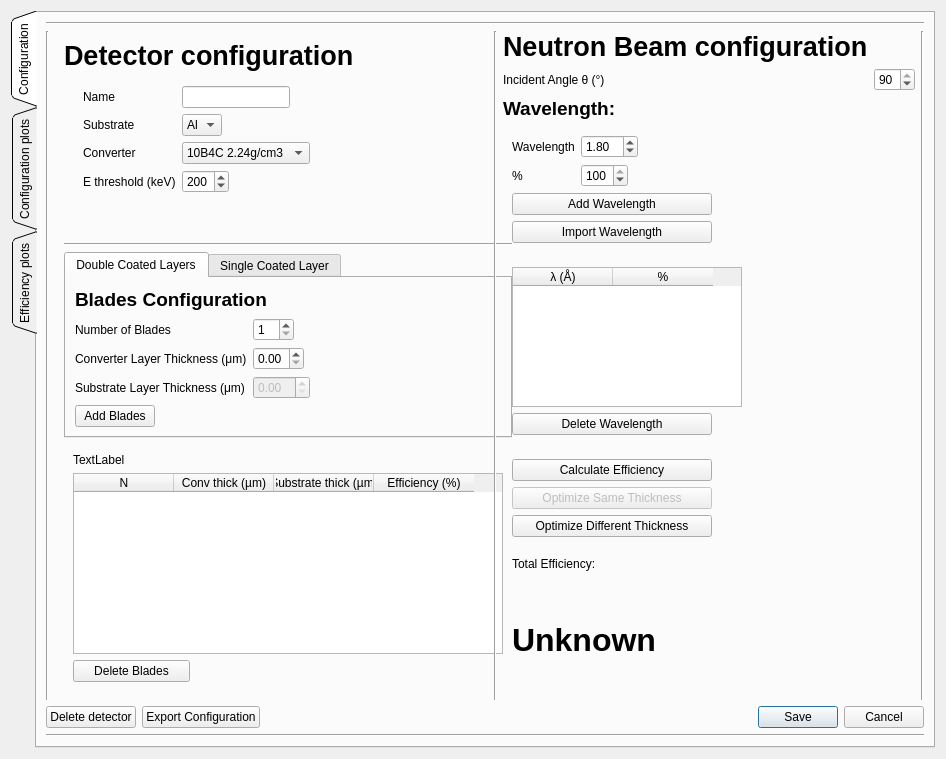
The window that efficiencyCalculator/detectorDialogTab.ui (ess-dg/dg_efficiencyCalculator) describes before a commit, drawn with Qt 5.
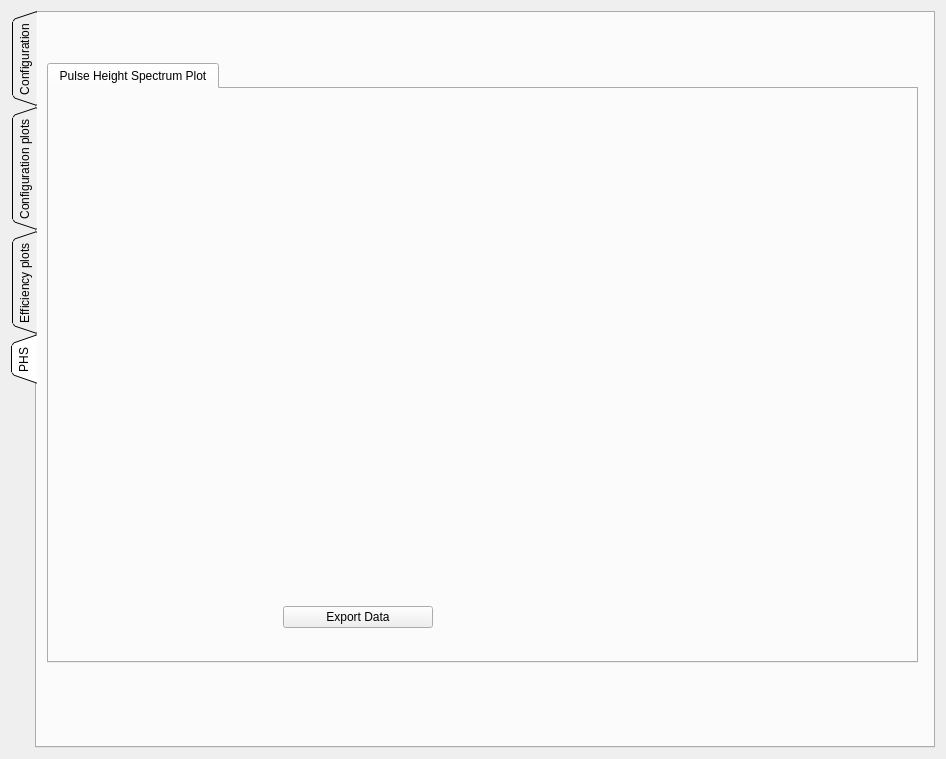
The same window after the commit. The open tabs and pages were chosen to show the change.

Commit message: added aluminum consideration

```diff
--- a/efficiencyCalculator/detectorDialogTab.ui
+++ b/efficiencyCalculator/detectorDialogTab.ui
@@ -283,7 +283,10 @@
                         <item row="2" column="1">
                          <widget class="QDoubleSpinBox" name="subSpinBox">
                           <property name="enabled">
-                           <bool>false</bool>
+                           <bool>true</bool>
+                          </property>
+                          <property name="maximum">
+                           <double>5000.000000000000000</double>
                           </property>
                          </widget>
                         </item>
@@ -1103,6 +1106,90 @@
        </item>
       </layout>
      </widget>
+     <widget class="QWidget" name="widget">
+      <attribute name="title">
+       <string>PHS</string>
+      </attribute>
+      <widget class="QTabWidget" name="tabWidget_4">
+       <property name="geometry">
+        <rect>
+         <x>10</x>
+         <y>50</y>
+         <width>871</width>
+         <height>600</height>
+        </rect>
+       </property>
+       <property name="minimumSize">
+        <size>
+         <width>450</width>
+         <height>500</height>
+        </size>
+       </property>
+       <property name="maximumSize">
+        <size>
+         <width>16777215</width>
+         <height>600</height>
+        </size>
+       </property>
+       <property name="toolTip">
+        <string>Generate a 2 column file with the data from the plot</string>
+       </property>
+       <property name="currentIndex">
+        <number>0</number>
+       </property>
+       <widget class="QWidget" name="tab_8">
+        <attribute name="title">
+         <string>Pulse Height Spectrum Plot</string>
+        </attribute>
+        <layout class="QVBoxLayout" name="verticalLayout_19">
+         <item>
+          <widget class="QWidget" name="widget_12" native="true">
+           <layout class="QVBoxLayout" name="verticalLayout_27">
+            <item>
+             <layout class="QVBoxLayout" name="phsPlotLayout"/>
+            </item>
+           </layout>
+          </widget>
+         </item>
+         <item>
+          <widget class="QWidget" name="widget_13" native="true">
+           <property name="minimumSize">
+            <size>
+             <width>150</width>
+             <height>0</height>
+            </size>
+           </property>
+           <property name="maximumSize">
+            <size>
+             <width>600</width>
+             <height>70</height>
+            </size>
+           </property>
+           <layout class="QHBoxLayout" name="horizontalLayout_9">
+            <item>
+             <layout class="QHBoxLayout" name="effPlotHorizontalLayout_2">
+              <item>
+               <widget class="QPushButton" name="exportEffVsDepthButton_2">
+                <property name="maximumSize">
+                 <size>
+                  <width>150</width>
+                  <height>16777215</height>
+                 </size>
+                </property>
+                <property name="text">
+                 <string>Export Data</string>
+                </property>
+               </widget>
+              </item>
+             </layout>
+            </item>
+           </layout>
+          </widget>
+         </item>
+        </layout>
+       </widget>
+      </widget>
+     </widget>
     </widget>
    </item>
   </layout>
```
The commit also changes 1 other file.
